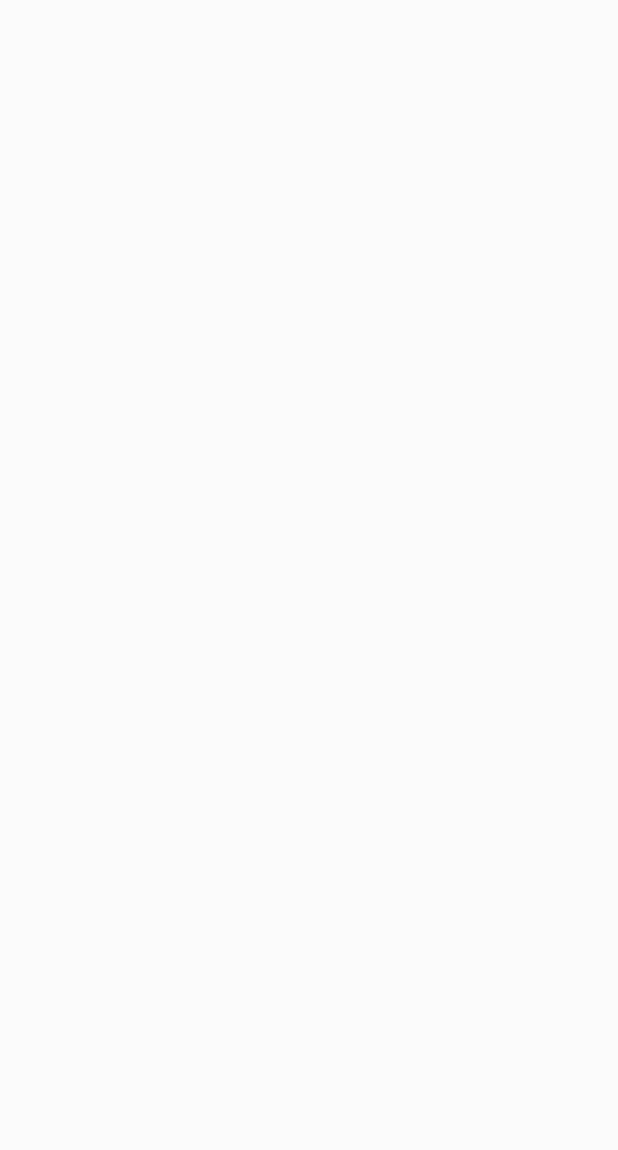
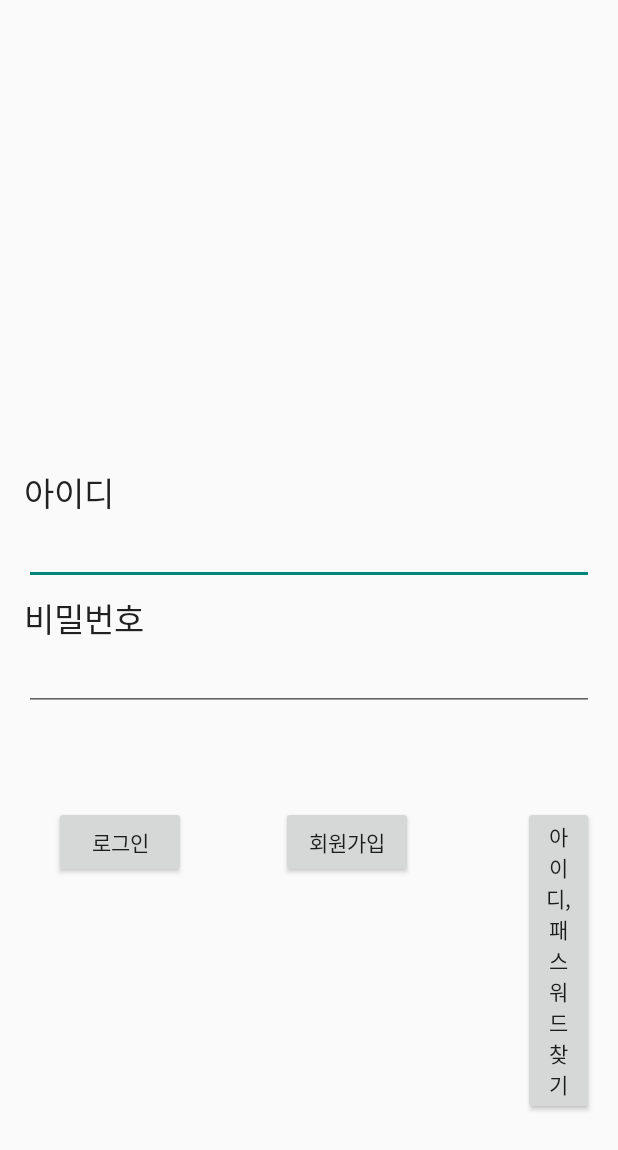
Before and after one commit to nakjun/WELLNESS, an Android app: the screen it shows after launch (MainActivity), on a phone screen of 412 x 824 dp. Before the commit the part shown is empty. Shown: the top 1150 px of the screen. Run offline under Robolectric (Android 15) with nearby library versions, the phone set to English and light mode, and no system bars.

Commit message:
NJ
login 으로 DW로 이동

```diff
--- a/app/build.gradle
+++ b/app/build.gradle
@@ -24,5 +24,5 @@ dependencies {
     compile 'com.android.support:appcompat-v7:23.0.1'
     compile 'com.google.android.gms:play-services:8.1.0'
     compile 'com.android.support:design:23.0.1'
-    compile 'com.android.support:support-v4:21.0.0'
+    compile 'com.android.support:support-v4:23'
 }
--- a/app/src/main/java/com/example/nj/myapplication/MainActivity.java
+++ b/app/src/main/java/com/example/nj/myapplication/MainActivity.java
@@ -6,8 +6,10 @@ import android.os.Bundle;
 import android.view.Menu;
 import android.view.MenuItem;
 import android.view.View;
+import android.widget.Button;
 import android.widget.ImageView;
 
+import com.example.nj.myapplication.DW_Activity.DW_Activity;
 import com.example.nj.myapplication.YN_Activity.YesNoActivity;
 
 public class MainActivity extends Activity {
@@ -17,7 +19,16 @@ public class MainActivity extends Activity {
 
         super.onCreate(savedInstanceState);
         setContentView(R.layout.activity_main);
+        Button btn_login = (Button)findViewById(R.id.btn_login);
 
+        btn_login.setOnClickListener(new View.OnClickListener() {
+            @Override
+            public void onClick(View v) {
+                Intent i = new Intent(MainActivity.this, DW_Activity.class);
+                startActivity(i);
+                finish();
+            }
+        });
     }
 
     @Override
--- a/app/src/main/res/layout/activity_main.xml
+++ b/app/src/main/res/layout/activity_main.xml
@@ -4,4 +4,85 @@
     android:paddingRight="@dimen/activity_horizontal_margin"
     android:paddingTop="@dimen/activity_vertical_margin"
     android:paddingBottom="@dimen/activity_vertical_margin" tools:context=".MainActivity"
-    ></RelativeLayout>
+    >
+
+
+    <TextView
+        android:layout_width="wrap_content"
+        android:layout_height="wrap_content"
+        android:textAppearance="?android:attr/textAppearanceLarge"
+        android:text="아이디"
+        android:id="@+id/textview_ID"
+        android:layout_alignParentTop="true"
+        android:layout_alignParentLeft="true"
+        android:layout_alignParentStart="true"
+        android:layout_marginTop="295dp" />
+
+    <EditText
+        android:layout_width="fill_parent"
+        android:layout_height="wrap_content"
+        android:id="@+id/editText"
+        android:layout_below="@+id/textview_ID"
+        android:layout_alignParentLeft="true"
+        android:layout_alignParentStart="true"
+        android:focusable="true"
+        android:maxLines="1"
+        android:maxLength="20" />
+
+    <TextView
+        android:layout_width="wrap_content"
+        android:layout_height="wrap_content"
+        android:textAppearance="?android:attr/textAppearanceLarge"
+        android:text="비밀번호"
+        android:id="@+id/textview_PW"
+        android:layout_centerVertical="true"
+        android:layout_alignParentLeft="true"
+        android:layout_alignParentStart="true" />
+
+    <EditText
+        android:layout_width="fill_parent"
+        android:layout_height="wrap_content"
+        android:inputType="textPassword"
+        android:id="@+id/editText2"
+        android:layout_alignParentStart="true"
+        android:focusable="true"
+        android:maxLines="1"
+        android:layout_below="@+id/textview_PW"
+        android:layout_alignParentLeft="true"
+        android:maxLength="10" />
+
+    <Button
+        android:layout_width="wrap_content"
+        android:layout_height="wrap_content"
+        android:text="로그인"
+        android:id="@+id/btn_login"
+        android:width="20dp"
+        android:layout_marginTop="63dp"
+        android:layout_marginLeft="20dp"
+        android:layout_below="@+id/editText2"
+        android:layout_alignParentLeft="true"
+        android:layout_alignParentStart="true" />
+
+    <Button
+        android:layout_width="wrap_content"
+        android:layout_height="wrap_content"
+        android:text="회원가입"
+        android:id="@+id/btn_join"
+        android:layout_alignTop="@+id/btn_login"
+        android:layout_toRightOf="@+id/btn_login"
+        android:layout_toEndOf="@+id/btn_login"
+        android:layout_marginLeft="63dp"
+        android:layout_marginStart="63dp" />
+
+    <Button
+        android:layout_width="wrap_content"
+        android:layout_height="wrap_content"
+        android:text="아이디,패스워드 찾기"
+        android:id="@+id/button3"
+        android:layout_alignTop="@+id/btn_join"
+        android:layout_toRightOf="@+id/btn_join"
+        android:layout_toEndOf="@+id/btn_join"
+        android:layout_marginLeft="73dp"
+        android:layout_marginStart="73dp" />
+
+</RelativeLayout>
```
